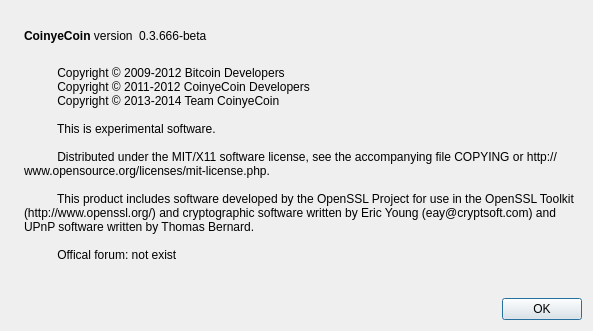
Qt form src/qt/forms/aboutdialog.ui (bityecoin/bitye) before a commit.
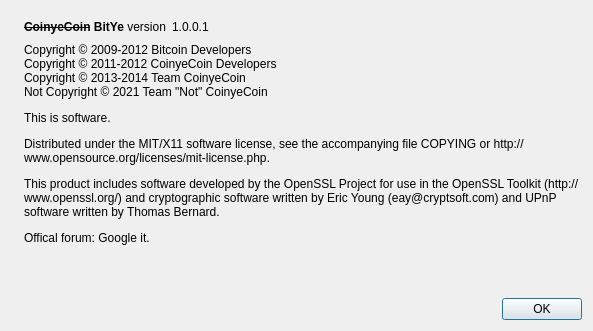
The same form after that commit. Icons and pictures are not drawn.

```diff
--- a/src/qt/forms/aboutdialog.ui
+++ b/src/qt/forms/aboutdialog.ui
@@ -50,7 +50,7 @@
           <cursorShape>IBeamCursor</cursorShape>
          </property>
          <property name="text">
-          <string>&lt;b&gt;CoinyeCoin&lt;/b&gt; version</string>
+          <string>&lt;html&gt;&lt;head/&gt;&lt;body&gt;&lt;p&gt;&lt;span style=&quot; font-weight:600; text-decoration: line-through;&quot;&gt;CoinyeCoin&lt;/span&gt;&lt;span style=&quot; font-weight:600;&quot;&gt; BitYe&lt;/span&gt; version&lt;/p&gt;&lt;/body&gt;&lt;/html&gt;</string>
          </property>
          <property name="textInteractionFlags">
           <set>Qt::LinksAccessibleByMouse|Qt::TextSelectableByKeyboard|Qt::TextSelectableByMouse</set>
@@ -63,7 +63,7 @@
           <cursorShape>IBeamCursor</cursorShape>
          </property>
          <property name="text">
-          <string notr="true">0.3.666-beta</string>
+          <string notr="true">&lt;html&gt;&lt;head/&gt;&lt;body&gt;&lt;p&gt;1.0.0.1&lt;/p&gt;&lt;/body&gt;&lt;/html&gt;</string>
          </property>
          <property name="textFormat">
           <enum>Qt::RichText</enum>
@@ -94,19 +94,7 @@
         <cursorShape>IBeamCursor</cursorShape>
        </property>
        <property name="text">
-        <string>
-          Copyright © 2009-2012 Bitcoin Developers
-          Copyright © 2011-2012 CoinyeCoin Developers
-          Copyright © 2013-2014 Team CoinyeCoin
-
-          This is experimental software.
-
-          Distributed under the MIT/X11 software license, see the accompanying file COPYING or http://www.opensource.org/licenses/mit-license.php.
-
-          This product includes software developed by the OpenSSL Project for use in the OpenSSL Toolkit (http://www.openssl.org/) and cryptographic software written by Eric Young (eay@cryptsoft.com) and UPnP software written by Thomas Bernard.
-
-          Offical forum: not exist
-        </string>
+        <string>&lt;html&gt;&lt;head/&gt;&lt;body&gt;&lt;p&gt;Copyright © 2009-2012 Bitcoin Developers&lt;br/&gt;Copyright © 2011-2012 CoinyeCoin Developers&lt;br/&gt;Copyright © 2013-2014 Team CoinyeCoin&lt;br/&gt;Not Copyright © 2021 Team &amp;quot;Not&amp;quot; CoinyeCoin&lt;/p&gt;&lt;p&gt;This is software.&lt;/p&gt;&lt;p&gt;Distributed under the MIT/X11 software license, see the accompanying file COPYING or http://www.opensource.org/licenses/mit-license.php.&lt;/p&gt;&lt;p&gt;This product includes software developed by the OpenSSL Project for use in the OpenSSL Toolkit (http://www.openssl.org/) and cryptographic software written by Eric Young (eay@cryptsoft.com) and UPnP software written by Thomas Bernard.&lt;/p&gt;&lt;p&gt;Offical forum: Google it.&lt;/p&gt;&lt;p&gt;&lt;br/&gt;&lt;/p&gt;&lt;/body&gt;&lt;/html&gt;</string>
        </property>
        <property name="wordWrap">
         <bool>true</bool>
```
